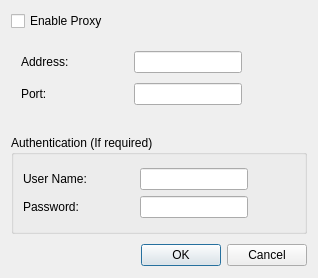
Before: the Qt Designer form src/ui/wizproxydialog.ui in WizTeam/WizQTClient, drawn with Qt 5.
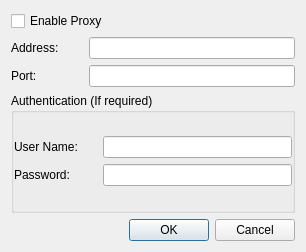
After: the same form once the commit is applied.

Diff of the .ui file:
```diff
--- a/src/ui/wizproxydialog.ui
+++ b/src/ui/wizproxydialog.ui
@@ -6,20 +6,14 @@
    <rect>
     <x>0</x>
     <y>0</y>
-    <width>318</width>
-    <height>278</height>
+    <width>306</width>
+    <height>252</height>
    </rect>
   </property>
   <property name="windowTitle">
    <string>Proxy settings</string>
   </property>
   <layout class="QVBoxLayout" name="verticalLayout">
-   <property name="spacing">
-    <number>10</number>
-   </property>
-   <property name="bottomMargin">
-    <number>12</number>
-   </property>
    <item>
     <widget class="QCheckBox" name="checkProxyStatus">
      <property name="text">
@@ -29,25 +23,16 @@
    </item>
    <item>
     <layout class="QGridLayout" name="gridLayout">
-     <property name="leftMargin">
-      <number>10</number>
+     <property name="horizontalSpacing">
+      <number>30</number>
      </property>
-     <property name="topMargin">
-      <number>10</number>
-     </property>
-     <property name="rightMargin">
-      <number>10</number>
-     </property>
-     <property name="bottomMargin">
-      <number>20</number>
-     </property>
-     <property name="spacing">
-      <number>10</number>
-     </property>
-     <item row="1" column="0" colspan="2">
+     <item row="0" column="1">
+      <widget class="QLineEdit" name="editAddress"/>
+     </item>
+     <item row="1" column="0">
       <widget class="QLabel" name="label_2">
        <property name="sizePolicy">
-        <sizepolicy hsizetype="Preferred" vsizetype="Maximum">
+        <sizepolicy hsizetype="Maximum" vsizetype="Maximum">
          <horstretch>0</horstretch>
          <verstretch>0</verstretch>
         </sizepolicy>
@@ -60,39 +45,13 @@
        </property>
       </widget>
      </item>
-     <item row="1" column="5">
-      <spacer name="horizontalSpacer_2">
-       <property name="orientation">
-        <enum>Qt::Horizontal</enum>
-       </property>
-       <property name="sizeHint" stdset="0">
-        <size>
-         <width>40</width>
-         <height>20</height>
-        </size>
-       </property>
-      </spacer>
-     </item>
-     <item row="1" column="3" colspan="2">
+     <item row="1" column="1">
       <widget class="QLineEdit" name="editPort"/>
      </item>
-     <item row="0" column="5">
-      <spacer name="horizontalSpacer">
-       <property name="orientation">
-        <enum>Qt::Horizontal</enum>
-       </property>
-       <property name="sizeHint" stdset="0">
-        <size>
-         <width>40</width>
-         <height>20</height>
-        </size>
-       </property>
-      </spacer>
-     </item>
-     <item row="0" column="0" colspan="2">
+     <item row="0" column="0">
       <widget class="QLabel" name="label">
        <property name="sizePolicy">
-        <sizepolicy hsizetype="Preferred" vsizetype="Maximum">
+        <sizepolicy hsizetype="Maximum" vsizetype="Maximum">
          <horstretch>0</horstretch>
          <verstretch>0</verstretch>
         </sizepolicy>
@@ -105,35 +64,6 @@
        </property>
       </widget>
      </item>
-     <item row="0" column="3" colspan="2">
-      <widget class="QLineEdit" name="editAddress"/>
-     </item>
-     <item row="0" column="2">
-      <spacer name="horizontalSpacer_5">
-       <property name="orientation">
-        <enum>Qt::Horizontal</enum>
-       </property>
-       <property name="sizeHint" stdset="0">
-        <size>
-         <width>10</width>
-         <height>20</height>
-        </size>
-       </property>
-      </spacer>
-     </item>
-     <item row="1" column="2">
-      <spacer name="horizontalSpacer_6">
-       <property name="orientation">
-        <enum>Qt::Horizontal</enum>
-       </property>
-       <property name="sizeHint" stdset="0">
-        <size>
-         <width>10</width>
-         <height>20</height>
-        </size>
-       </property>
-      </spacer>
-     </item>
     </layout>
    </item>
    <item>
@@ -148,25 +78,24 @@
       <string>Authentication (If required)</string>
      </property>
      <layout class="QVBoxLayout" name="verticalLayout_2">
+      <property name="leftMargin">
+       <number>0</number>
+      </property>
+      <property name="rightMargin">
+       <number>0</number>
+      </property>
       <item>
        <layout class="QGridLayout" name="gridLayout_2">
-        <item row="0" column="3">
-         <spacer name="horizontalSpacer_3">
-          <property name="orientation">
-           <enum>Qt::Horizontal</enum>
-          </property>
-          <property name="sizeHint" stdset="0">
-           <size>
-            <width>40</width>
-            <height>20</height>
-           </size>
-          </property>
-         </spacer>
-        </item>
-        <item row="1" column="2">
+        <property name="rightMargin">
+         <number>0</number>
+        </property>
+        <property name="horizontalSpacing">
+         <number>25</number>
+        </property>
+        <item row="1" column="1">
          <widget class="QLineEdit" name="editPassword"/>
         </item>
-        <item row="0" column="2">
+        <item row="0" column="1">
          <widget class="QLineEdit" name="editUserName"/>
         </item>
         <item row="1" column="0">
@@ -179,19 +108,6 @@
           </property>
          </widget>
         </item>
-        <item row="1" column="3">
-         <spacer name="horizontalSpacer_4">
-          <property name="orientation">
-           <enum>Qt::Horizontal</enum>
-          </property>
-          <property name="sizeHint" stdset="0">
-           <size>
-            <width>40</width>
-            <height>20</height>
-           </size>
-          </property>
-         </spacer>
-        </item>
         <item row="0" column="0">
          <widget class="QLabel" name="label_3">
           <property name="text">
@@ -202,32 +118,6 @@
           </property>
          </widget>
         </item>
-        <item row="0" column="1">
-         <spacer name="horizontalSpacer_7">
-          <property name="orientation">
-           <enum>Qt::Horizontal</enum>
-          </property>
-          <property name="sizeHint" stdset="0">
-           <size>
-            <width>10</width>
-            <height>20</height>
-           </size>
-          </property>
-         </spacer>
-        </item>
-        <item row="1" column="1">
-         <spacer name="horizontalSpacer_8">
-          <property name="orientation">
-           <enum>Qt::Horizontal</enum>
-          </property>
-          <property name="sizeHint" stdset="0">
-           <size>
-            <width>10</width>
-            <height>20</height>
-           </size>
-          </property>
-         </spacer>
-        </item>
        </layout>
       </item>
      </layout>
```
